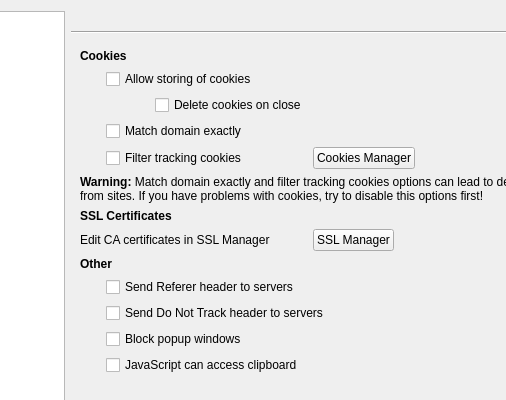
Before: the Qt Designer form src/lib/preferences/preferences.ui in QupZilla/qupzilla, drawn with Qt 5; both pictures show x 166 to 672 and y 0 to 400 of the 800 by 500 pixel window.
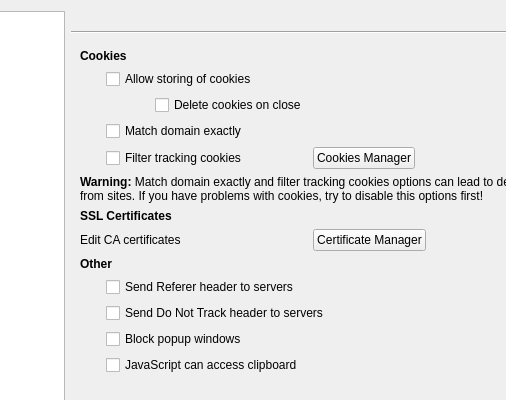
After: the same form once the commit is applied. The open tabs and pages were chosen to show the change.

Commit message: Added option to import certificate in Certificate Manager - Cookies manager, browsing library and download manager   can now be closed with Esc key press

```diff
--- a/src/lib/preferences/preferences.ui
+++ b/src/lib/preferences/preferences.ui
@@ -1860,7 +1860,7 @@
        <item row="17" column="0" colspan="4">
         <widget class="QLabel" name="label_49">
          <property name="text">
-          <string>Edit CA certificates in SSL Manager</string>
+          <string>Edit CA certificates</string>
          </property>
          <property name="wordWrap">
           <bool>true</bool>
@@ -1915,7 +1915,7 @@
           </sizepolicy>
          </property>
          <property name="text">
-          <string>SSL Manager</string>
+          <string>Certificate Manager</string>
          </property>
         </widget>
        </item>
```
The commit also changes 10 other files.
